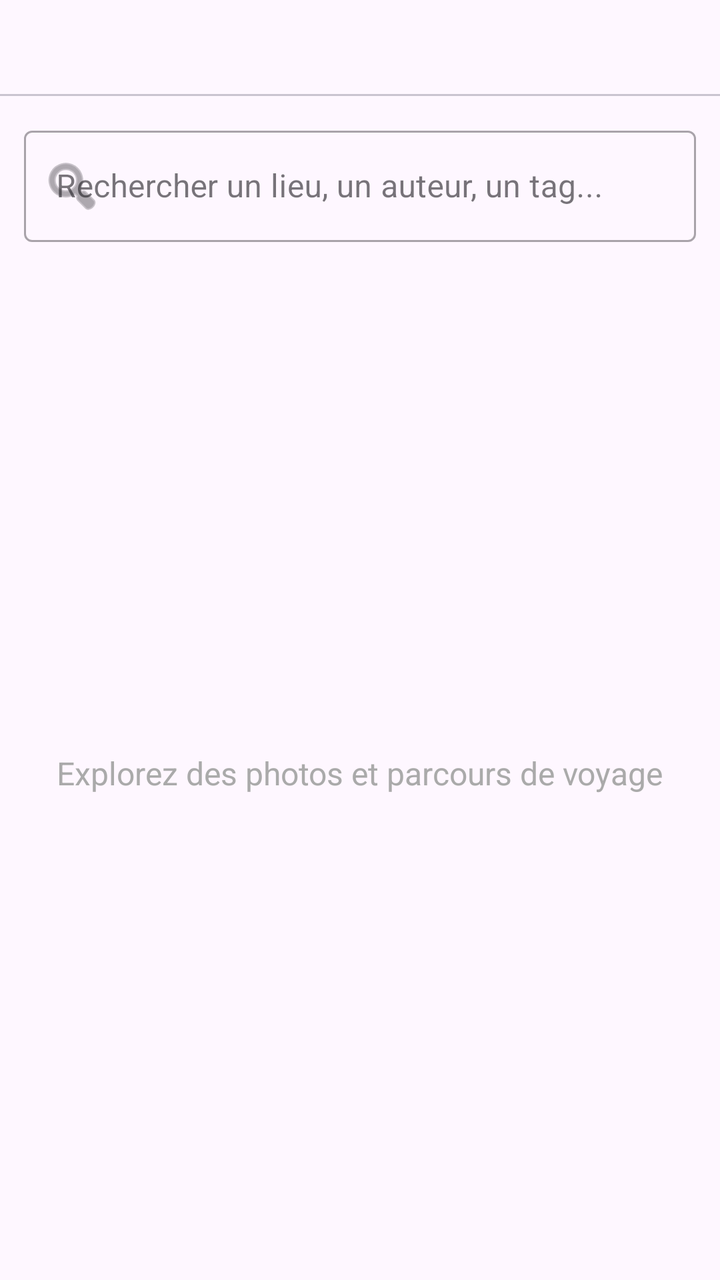
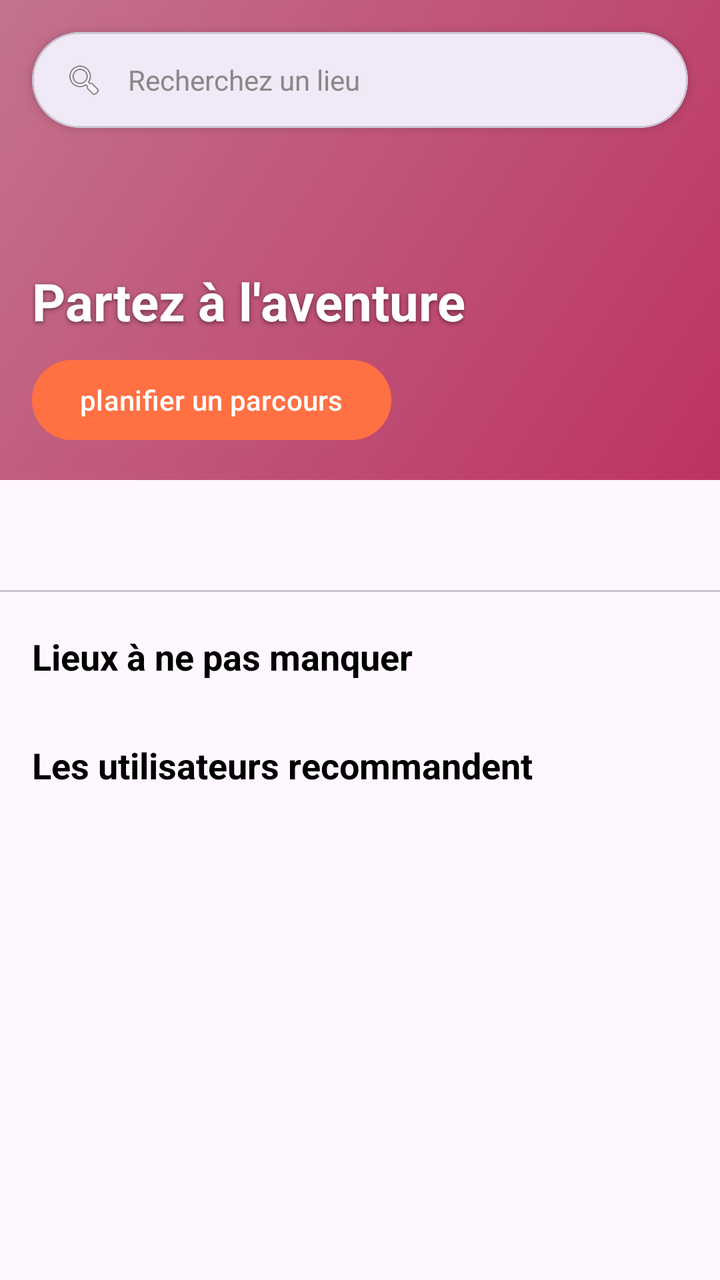

Screens rendered from an Android XML layout before and after an edit, with the pre-edit source and the edit as a unified diff.
<!-- AndroidManifest.xml: application theme Theme.Traveling -->
<!-- res/layout/fragment_explore.xml -->
<?xml version="1.0" encoding="utf-8"?>
<LinearLayout xmlns:android="http://schemas.android.com/apk/res/android"
    xmlns:app="http://schemas.android.com/apk/res-auto"
    android:layout_width="match_parent"
    android:layout_height="match_parent"
    android:orientation="vertical">

    
    <com.google.android.material.tabs.TabLayout
        android:id="@+id/tab_layout_explore"
        android:layout_width="match_parent"
        android:layout_height="wrap_content"
        app:tabMode="fixed"
        app:tabGravity="fill"
        app:tabIndicatorColor="@color/colorPrimary"
        app:tabSelectedTextColor="@color/colorPrimary" />

    
    <com.google.android.material.textfield.TextInputLayout
        android:layout_width="match_parent"
        android:layout_height="wrap_content"
        android:layout_margin="12dp"
        style="@style/Widget.MaterialComponents.TextInputLayout.OutlinedBox"
        app:startIconDrawable="@android:drawable/ic_menu_search"
        app:endIconMode="clear_text">

        <com.google.android.material.textfield.TextInputEditText
            android:id="@+id/search_edit_text"
            android:layout_width="match_parent"
            android:layout_height="wrap_content"
            android:hint="Rechercher un lieu, un auteur, un tag..."
            android:inputType="text" />

    </com.google.android.material.textfield.TextInputLayout>

    
    <FrameLayout
        android:id="@+id/content_container"
        android:layout_width="match_parent"
        android:layout_height="0dp"
        android:layout_weight="1">

        <androidx.recyclerview.widget.RecyclerView
            android:id="@+id/recycler_explore"
            android:layout_width="match_parent"
            android:layout_height="match_parent"
            android:clipToPadding="false"
            android:padding="8dp" />

        
        <TextView
            android:id="@+id/empty_state_text"
            android:layout_width="wrap_content"
            android:layout_height="wrap_content"
            android:layout_gravity="center"
            android:text="Explorez des photos et parcours de voyage"
            android:textSize="16sp"
            android:textColor="@android:color/darker_gray" />

    </FrameLayout>

</LinearLayout>
<!-- resources referenced by this layout -->
<resources>
  <color name="colorPrimary">#FF1E88E5</color>
  <style name="Theme.Traveling" parent="Base.Theme.Traveling" />
  <style name="Base.Theme.Traveling" parent="Theme.Material3.DayNight.NoActionBar">
          
          
      </style>
</resources>

<!-- the commit's change to res/layout/fragment_explore.xml (unified diff, before → after) -->
@@ -1,62 +1,151 @@
 <?xml version="1.0" encoding="utf-8"?>
-<LinearLayout xmlns:android="http://schemas.android.com/apk/res/android"
+<androidx.core.widget.NestedScrollView xmlns:android="http://schemas.android.com/apk/res/android"
     xmlns:app="http://schemas.android.com/apk/res-auto"
     android:layout_width="match_parent"
     android:layout_height="match_parent"
-    android:orientation="vertical">
+    android:fillViewport="true">
 
-    
-    <com.google.android.material.tabs.TabLayout
-        android:id="@+id/tab_layout_explore"
+    <LinearLayout
         android:layout_width="match_parent"
         android:layout_height="wrap_content"
-        app:tabMode="fixed"
-        app:tabGravity="fill"
-        app:tabIndicatorColor="@color/colorPrimary"
-        app:tabSelectedTextColor="@color/colorPrimary" />
+        android:orientation="vertical"
+        android:paddingBottom="24dp">
 
-    
-    <com.google.android.material.textfield.TextInputLayout
-        android:layout_width="match_parent"
-        android:layout_height="wrap_content"
-        android:layout_margin="12dp"
-        style="@style/Widget.MaterialComponents.TextInputLayout.OutlinedBox"
-        app:startIconDrawable="@android:drawable/ic_menu_search"
-        app:endIconMode="clear_text">
+        
+        <FrameLayout
+            android:layout_width="match_parent"
+            android:layout_height="240dp">
 
-        <com.google.android.material.textfield.TextInputEditText
-            android:id="@+id/search_edit_text"
+            <ImageView
+                android:id="@+id/hero_image"
+                android:layout_width="match_parent"
+                android:layout_height="match_parent"
+                android:scaleType="centerCrop"
+                android:src="@drawable/sample_photo_3"
+                android:contentDescription="@null" />
+
+            <View
+                android:layout_width="match_parent"
+                android:layout_height="match_parent"
+                android:background="#33000000" />
+
+            
+            <com.google.android.material.card.MaterialCardView
+                android:id="@+id/search_bar_card"
+                android:layout_width="match_parent"
+                android:layout_height="48dp"
+                android:layout_marginHorizontal="16dp"
+                android:layout_marginTop="16dp"
+                app:cardCornerRadius="24dp"
+                app:cardElevation="3dp"
+                android:clickable="true"
+                android:focusable="true">
+
+                <LinearLayout
+                    android:layout_width="match_parent"
+                    android:layout_height="match_parent"
+                    android:orientation="horizontal"
+                    android:gravity="center_vertical"
+                    android:paddingHorizontal="16dp">
+
+                    <ImageView
+                        android:layout_width="20dp"
+                        android:layout_height="20dp"
+                        android:src="@android:drawable/ic_menu_search"
+                        android:contentDescription="@null" />
+
+                    <TextView
+                        android:layout_width="0dp"
+                        android:layout_height="wrap_content"
+                        android:layout_weight="1"
+                        android:layout_marginStart="12dp"
+                        android:text="Recherchez un lieu"
+                        android:textColor="#888888"
+                        android:textSize="14sp" />
+                </LinearLayout>
+            </com.google.android.material.card.MaterialCardView>
+
+            
+            <LinearLayout
+                android:layout_width="wrap_content"
+                android:layout_height="wrap_content"
+                android:layout_gravity="bottom|start"
+                android:orientation="vertical"
+                android:padding="16dp">
+
+                <TextView
+                    android:layout_width="wrap_content"
+                    android:layout_height="wrap_content"
+                    android:text="Partez à l'aventure"
+                    android:textColor="@android:color/white"
+                    android:textSize="26sp"
+                    android:textStyle="bold"
+                    android:shadowColor="#80000000"
+                    android:shadowDx="0"
+                    android:shadowDy="2"
+                    android:shadowRadius="6" />
+
+                <com.google.android.material.button.MaterialButton
+                    android:id="@+id/btn_plan_path"
+                    android:layout_width="wrap_content"
+                    android:layout_height="wrap_content"
+                    android:layout_marginTop="8dp"
+                    android:text="planifier un parcours"
+                    android:textAllCaps="false"
+                    app:cornerRadius="20dp"
+                    android:backgroundTint="@color/colorAccent" />
+            </LinearLayout>
+        </FrameLayout>
+
+        
+        <com.google.android.material.tabs.TabLayout
+            android:id="@+id/tab_layout_explore"
             android:layout_width="match_parent"
             android:layout_height="wrap_content"
-            android:hint="Rechercher un lieu, un auteur, un tag..."
-            android:inputType="text" />
-
-    </com.google.android.material.textfield.TextInputLayout>
-
-    
-    <FrameLayout
-        android:id="@+id/content_container"
-        android:layout_width="match_parent"
-        android:layout_height="0dp"
-        android:layout_weight="1">
-
-        <androidx.recyclerview.widget.RecyclerView
-            android:id="@+id/recycler_explore"
-            android:layout_width="match_parent"
-            android:layout_height="match_parent"
-            android:clipToPadding="false"
-            android:padding="8dp" />
+            android:layout_marginTop="8dp"
+            app:tabMode="fixed"
+            app:tabGravity="fill"
+            app:tabIndicatorColor="@color/colorPrimary"
+            app:tabSelectedTextColor="@color/colorPrimary" />
 
         
         <TextView
-            android:id="@+id/empty_state_text"
             android:layout_width="wrap_content"
             android:layout_height="wrap_content"
-            android:layout_gravity="center"
-            android:text="Explorez des photos et parcours de voyage"
-            android:textSize="16sp"
-            android:textColor="@android:color/darker_gray" />
+            android:layout_marginStart="16dp"
+            android:layout_marginTop="20dp"
+            android:layout_marginBottom="10dp"
+            android:text="Lieux à ne pas manquer"
+            android:textColor="@android:color/black"
+            android:textSize="18sp"
+            android:textStyle="bold" />
 
-    </FrameLayout>
+        <androidx.recyclerview.widget.RecyclerView
+            android:id="@+id/recycler_photos"
+            android:layout_width="match_parent"
+            android:layout_height="wrap_content"
+            android:clipToPadding="false"
+            android:paddingStart="16dp"
+            android:paddingEnd="4dp" />
 
-</LinearLayout>
+        
+        <TextView
+            android:layout_width="wrap_content"
+            android:layout_height="wrap_content"
+            android:layout_marginStart="16dp"
+            android:layout_marginTop="20dp"
+            android:layout_marginBottom="10dp"
+            android:text="Les utilisateurs recommandent"
+            android:textColor="@android:color/black"
+            android:textSize="18sp"
+            android:textStyle="bold" />
+
+        <androidx.recyclerview.widget.RecyclerView
+            android:id="@+id/recycler_paths"
+            android:layout_width="match_parent"
+            android:layout_height="wrap_content"
+            android:clipToPadding="false"
+            android:paddingStart="16dp"
+            android:paddingEnd="4dp" />
+    </LinearLayout>
+</androidx.core.widget.NestedScrollView>
<!-- resource entries referenced after the edit -->
@@ -1,6 +1,12 @@
 <!-- resources referenced by this layout -->
 <resources>
+  <color name="colorAccent">#FFFF7043</color>
   <color name="colorPrimary">#FF1E88E5</color>
+  <!-- drawable sample_photo_3 (drawable) -->
+  <?xml version="1.0" encoding="utf-8"?>
+  <shape xmlns:android="http://schemas.android.com/apk/res/android">
+      <gradient android:startColor="#EC407A" android:endColor="#F48FB1" android:angle="135" />
+  </shape>
   <style name="Theme.Traveling" parent="Base.Theme.Traveling" />
   <style name="Base.Theme.Traveling" parent="Theme.Material3.DayNight.NoActionBar">
           
